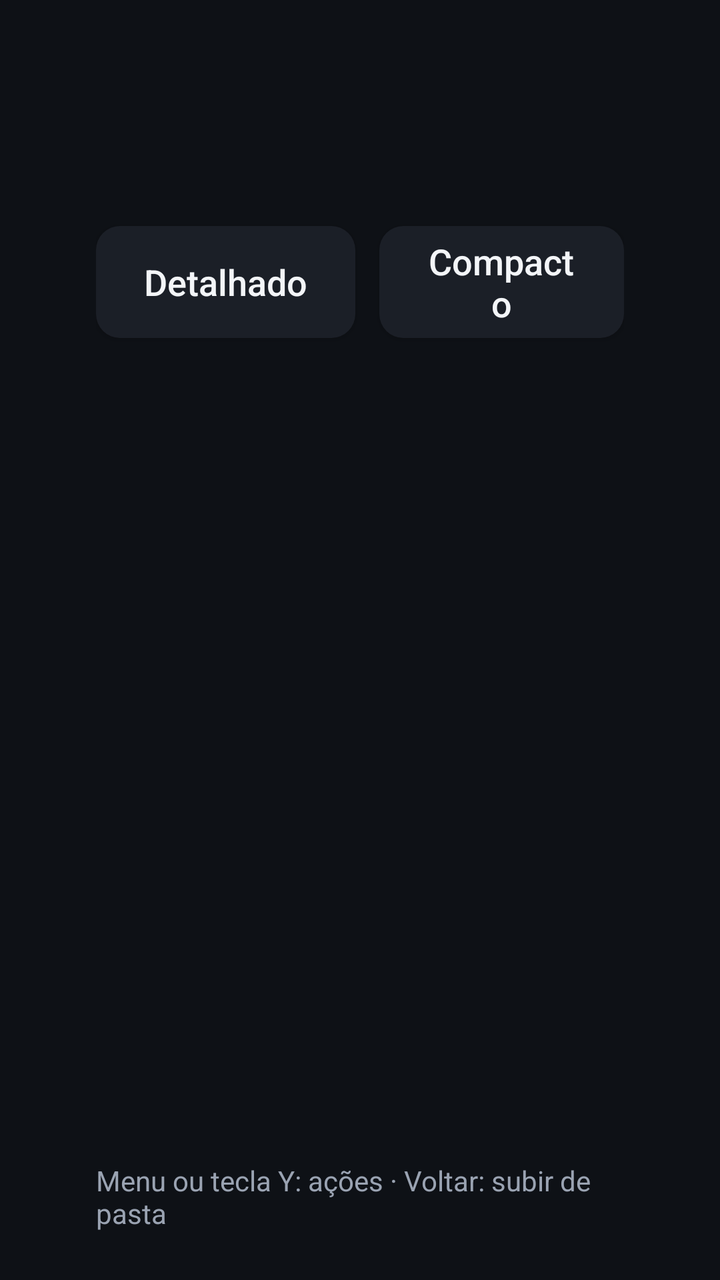
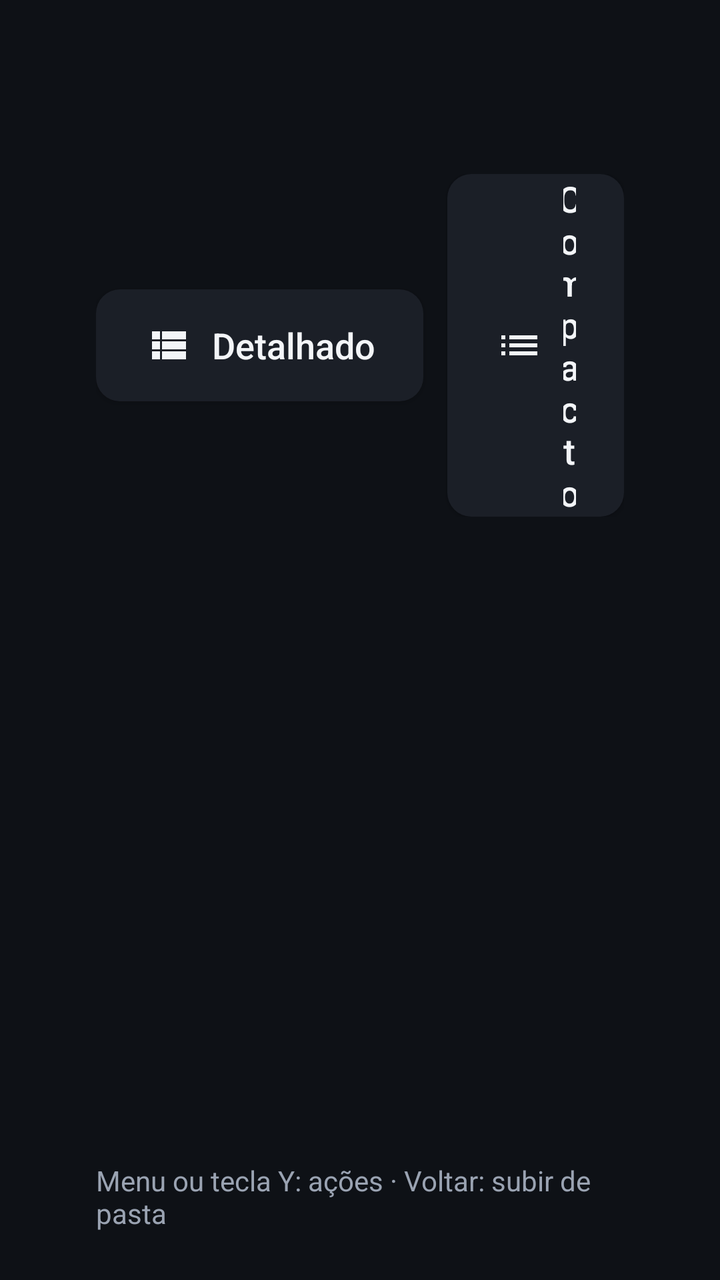

An Android layout rendered at two revisions. The XML below is the earlier revision; the diff shows what the commit changed to produce the second picture.
<!-- AndroidManifest.xml: application theme Theme.Explorer -->
<!-- res/layout/activity_browser.xml -->
<?xml version="1.0" encoding="utf-8"?>
<LinearLayout xmlns:android="http://schemas.android.com/apk/res/android"
    android:layout_width="match_parent"
    android:layout_height="match_parent"
    android:background="@color/bg_app"
    android:orientation="vertical"
    android:paddingStart="48dp"
    android:paddingTop="32dp"
    android:paddingEnd="48dp"
    android:paddingBottom="24dp">

    <TextView
        android:id="@+id/tvTitle"
        android:layout_width="match_parent"
        android:layout_height="wrap_content"
        android:ellipsize="middle"
        android:singleLine="true"
        android:textColor="@color/accent"
        android:textSize="26sp"
        android:textStyle="bold" />

    <LinearLayout
        android:layout_width="match_parent"
        android:layout_height="wrap_content"
        android:layout_marginTop="20dp"
        android:gravity="center_vertical"
        android:orientation="horizontal">

        <Button
            android:id="@+id/btnDetalhado"
            style="@style/Button.Explorer"
            android:layout_width="wrap_content"
            android:layout_height="wrap_content"
            android:background="@drawable/bg_seg_button"
            android:text="@string/browser_detalhado"
            android:textColor="@color/selector_seg_text" />

        <Button
            android:id="@+id/btnCompacto"
            style="@style/Button.Explorer"
            android:layout_width="wrap_content"
            android:layout_height="wrap_content"
            android:layout_marginStart="12dp"
            android:background="@drawable/bg_seg_button"
            android:text="@string/browser_compacto"
            android:textColor="@color/selector_seg_text" />

        <Button
            android:id="@+id/btnGrade"
            style="@style/Button.Explorer"
            android:layout_width="wrap_content"
            android:layout_height="wrap_content"
            android:layout_marginStart="12dp"
            android:background="@drawable/bg_seg_button"
            android:text="@string/browser_grade"
            android:textColor="@color/selector_seg_text" />

        <View
            android:layout_width="0dp"
            android:layout_height="1dp"
            android:layout_weight="1" />

        <Button
            android:id="@+id/btnOrdenar"
            style="@style/Button.Explorer"
            android:layout_width="wrap_content"
            android:layout_height="wrap_content"
            android:text="@string/ordenar_nome" />

        <Button
            android:id="@+id/btnEnviar"
            style="@style/Button.Explorer"
            android:layout_width="wrap_content"
            android:layout_height="wrap_content"
            android:text="@string/enviar_n"
            android:visibility="gone" />
    </LinearLayout>

    <TextView
        android:id="@+id/tvEmpty"
        android:layout_width="match_parent"
        android:layout_height="wrap_content"
        android:layout_marginTop="120dp"
        android:gravity="center"
        android:textColor="@color/text_secondary"
        android:textSize="22sp"
        android:visibility="gone" />

    <androidx.recyclerview.widget.RecyclerView
        android:id="@+id/rvFiles"
        android:layout_width="match_parent"
        android:layout_height="0dp"
        android:layout_weight="1"
        android:layout_marginTop="20dp"
        android:clipToPadding="false"
        android:paddingBottom="16dp" />

    <TextView
        android:id="@+id/tvClipboard"
        android:layout_width="wrap_content"
        android:layout_height="wrap_content"
        android:layout_marginTop="8dp"
        android:textColor="@color/accent"
        android:textSize="16sp"
        android:visibility="gone" />

    <TextView
        android:id="@+id/tvDica"
        android:layout_width="wrap_content"
        android:layout_height="wrap_content"
        android:layout_marginTop="8dp"
        android:text="@string/browser_dica"
        android:textColor="@color/text_secondary"
        android:textSize="14sp" />
</LinearLayout>
<!-- resources referenced by this layout -->
<resources>
  <color name="accent">#4FC3F7</color>
  <color name="bg_app">#0E1116</color>
  <color name="text_secondary">#9AA3B2</color>
  <string name="browser_compacto">Compacto</string>
  <string name="browser_detalhado">Detalhado</string>
  <string name="browser_dica">Menu ou tecla Y: ações · Voltar: subir de pasta</string>
  <string name="browser_grade">Grade</string>
  <string name="enviar_n">Enviar (%d)</string>
  <string name="ordenar_nome">Ordenar: Nome</string>
  <style name="Button.Explorer" parent="Widget.AppCompat.Button">
          <item name="android:background">@drawable/bg_button</item>
          <item name="android:textColor">@color/selector_button_text</item>
          <item name="android:textAllCaps">false</item>
          <item name="android:textSize">18sp</item>
          <item name="android:minHeight">56dp</item>
          <item name="android:paddingStart">24dp</item>
          <item name="android:paddingEnd">24dp</item>
      </style>
  <style name="Theme.Explorer" parent="Theme.AppCompat.NoActionBar">
          <item name="colorPrimary">@color/accent_dark</item>
          <item name="colorPrimaryDark">@color/bg_app</item>
          <item name="colorAccent">@color/accent</item>
          <item name="android:windowBackground">@color/bg_app</item>
      </style>
  <color name="surface_focus">#2A3140</color>
  <color name="surface">#1B1F27</color>
  <!-- drawable bg_button (drawable) -->
  <?xml version="1.0" encoding="utf-8"?>
  <selector xmlns:android="http://schemas.android.com/apk/res/android">
      <item android:state_focused="true">
          <shape android:shape="rectangle">
              <solid android:color="@color/accent" />
              <corners android:radius="14dp" />
          </shape>
      </item>
      <item>
          <shape android:shape="rectangle">
              <solid android:color="@color/surface_focus" />
              <corners android:radius="14dp" />
          </shape>
      </item>
  </selector>
  <color name="accent_dark">#1565C0</color>
  <!-- unchanged entries left out for length: 1 -->
</resources>

<!-- the commit's change to res/layout/activity_browser.xml (unified diff, before → after) -->
@@ -32,6 +32,9 @@
             android:layout_width="wrap_content"
             android:layout_height="wrap_content"
             android:background="@drawable/bg_seg_button"
+            android:drawableStart="@drawable/ic_list_detail"
+            android:drawablePadding="10dp"
+            android:drawableTint="@color/selector_seg_text"
             android:text="@string/browser_detalhado"
             android:textColor="@color/selector_seg_text" />
 
@@ -42,6 +45,9 @@
             android:layout_height="wrap_content"
             android:layout_marginStart="12dp"
             android:background="@drawable/bg_seg_button"
+            android:drawableStart="@drawable/ic_list"
+            android:drawablePadding="10dp"
+            android:drawableTint="@color/selector_seg_text"
             android:text="@string/browser_compacto"
             android:textColor="@color/selector_seg_text" />
 
@@ -52,6 +58,9 @@
             android:layout_height="wrap_content"
             android:layout_marginStart="12dp"
             android:background="@drawable/bg_seg_button"
+            android:drawableStart="@drawable/ic_grid"
+            android:drawablePadding="10dp"
+            android:drawableTint="@color/selector_seg_text"
             android:text="@string/browser_grade"
             android:textColor="@color/selector_seg_text" />
 
@@ -76,6 +85,55 @@
             android:visibility="gone" />
     </LinearLayout>
 
+    <LinearLayout
+        android:id="@+id/layoutCabecalho"
+        android:layout_width="match_parent"
+        android:layout_height="wrap_content"
+        android:layout_marginTop="16dp"
+        android:orientation="horizontal"
+        android:paddingStart="48dp"
+        android:paddingEnd="64dp"
+        android:visibility="gone">
+
+        <View
+            android:layout_width="28dp"
+            android:layout_height="1dp" />
+
+        <TextView
+            android:layout_width="0dp"
+            android:layout_height="wrap_content"
+            android:layout_marginStart="16dp"
+            android:layout_weight="1"
+            android:text="@string/cabecalho_nome"
+            android:textColor="@color/text_secondary"
+            android:textSize="14sp"
+            android:textStyle="bold" />
+
+        <TextView
+            android:layout_width="130dp"
+            android:layout_height="wrap_content"
+            android:text="@string/cabecalho_tipo"
+            android:textColor="@color/text_secondary"
+            android:textSize="14sp"
+            android:textStyle="bold" />
+
+        <TextView
+            android:layout_width="150dp"
+            android:layout_height="wrap_content"
+            android:text="@string/cabecalho_tamanho"
+            android:textColor="@color/text_secondary"
+            android:textSize="14sp"
+            android:textStyle="bold" />
+
+        <TextView
+            android:layout_width="200dp"
+            android:layout_height="wrap_content"
+            android:text="@string/cabecalho_data"
+            android:textColor="@color/text_secondary"
+            android:textSize="14sp"
+            android:textStyle="bold" />
+    </LinearLayout>
+
     <TextView
         android:id="@+id/tvEmpty"
         android:layout_width="match_parent"
@@ -88,6 +146,8 @@
 
     <androidx.recyclerview.widget.RecyclerView
         android:id="@+id/rvFiles"
+        android:focusable="true"
+        android:focusableInTouchMode="true"
         android:layout_width="match_parent"
         android:layout_height="0dp"
         android:layout_weight="1"
<!-- resource entries referenced after the edit -->
@@ -3,10 +3,49 @@
   <color name="accent">#4FC3F7</color>
   <color name="bg_app">#0E1116</color>
   <color name="text_secondary">#9AA3B2</color>
+  <!-- drawable ic_grid (drawable) -->
+  <vector xmlns:android="http://schemas.android.com/apk/res/android"
+      android:height="24dp"
+      android:width="24dp"
+      android:viewportWidth="24.0"
+      android:viewportHeight="24.0">
+      <path
+          android:fillColor="#FFF3F5F8"
+          android:pathData="M3,9h4L7,5L3,5v4zM3,14h4v-4L3,10v4zM8,14h4v-4L8,10v4zM13,14h4v-4h-4v4zM8,9h4L12,5L8,5v4zM13,5v4h4L17,5h-4zM18,14h4v-4h-4v4zM3,19h4v-4L3,15v4zM8,19h4v-4L8,15v4zM13,19h4v-4h-4v4zM18,19h4v-4h-4v4zM18,5v4h4L22,5h-4z">
+      </path>
+  </vector>
+  <!-- drawable ic_list (drawable) -->
+  <vector xmlns:android="http://schemas.android.com/apk/res/android"
+      android:height="24dp"
+      android:width="24dp"
+      android:autoMirrored="true"
+      android:viewportWidth="24.0"
+      android:viewportHeight="24.0">
+      <path
+          android:fillColor="#FFF3F5F8"
+          android:pathData="M3,13h2v-2L3,11v2zM3,17h2v-2L3,15v2zM3,9h2L5,7L3,7v2zM7,13h14v-2L7,11v2zM7,17h14v-2L7,15v2zM7,7v2h14L21,7L7,7z">
+      </path>
+  </vector>
+  <!-- drawable ic_list_detail (drawable) -->
+  <vector xmlns:android="http://schemas.android.com/apk/res/android"
+      android:height="24dp"
+      android:width="24dp"
+      android:autoMirrored="true"
+      android:viewportWidth="24.0"
+      android:viewportHeight="24.0">
+      <path
+          android:fillColor="#FFF3F5F8"
+          android:pathData="M4,14h4v-4L4,10v4zM4,19h4v-4L4,15v4zM4,9h4L8,5L4,5v4zM9,14h12v-4L9,10v4zM9,19h12v-4L9,15v4zM9,5v4h12L21,5L9,5z">
+      </path>
+  </vector>
   <string name="browser_compacto">Compacto</string>
   <string name="browser_detalhado">Detalhado</string>
   <string name="browser_dica">Menu ou tecla Y: ações · Voltar: subir de pasta</string>
   <string name="browser_grade">Grade</string>
+  <string name="cabecalho_data">Data</string>
+  <string name="cabecalho_nome">Nome</string>
+  <string name="cabecalho_tamanho">Tamanho</string>
+  <string name="cabecalho_tipo">Tipo</string>
   <string name="enviar_n">Enviar (%d)</string>
   <string name="ordenar_nome">Ordenar: Nome</string>
   <style name="Button.Explorer" parent="Widget.AppCompat.Button">
